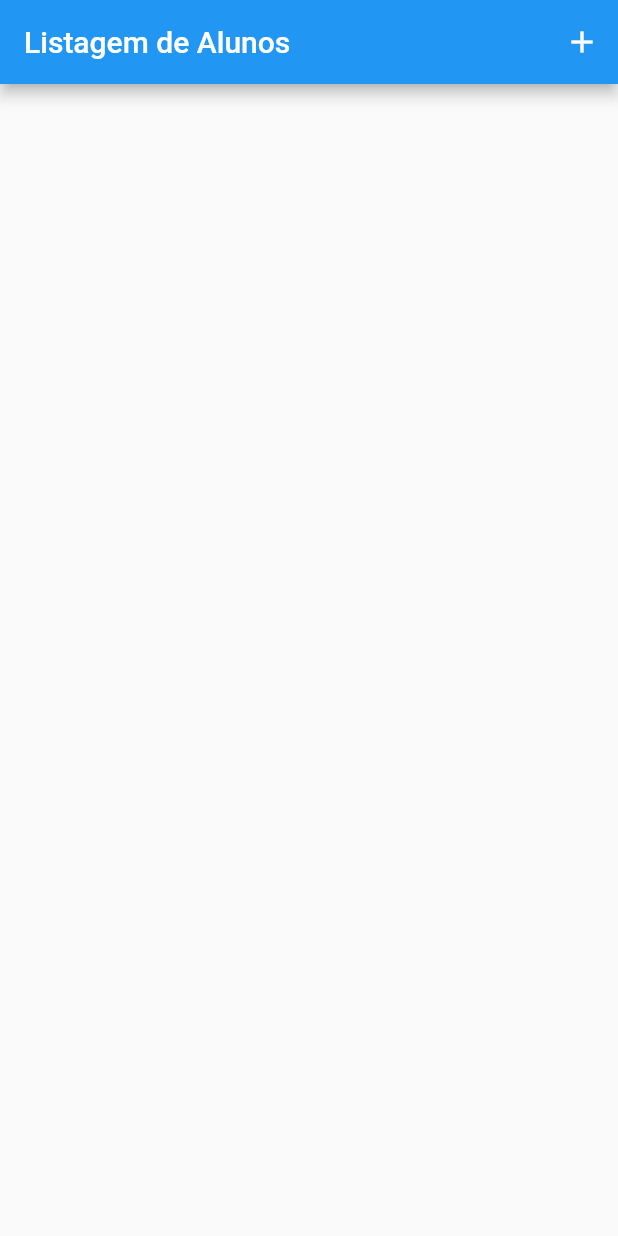
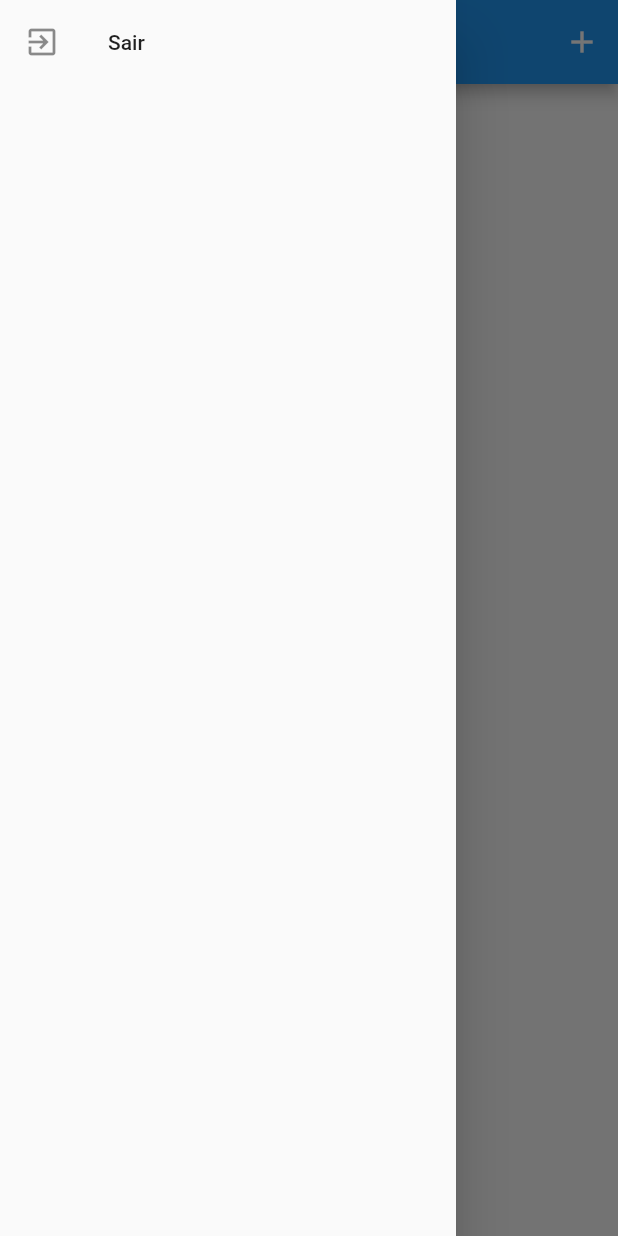
Before and after one commit to thobiassilva/application_adv3, a Flutter app: the HomePage screen opened directly, with the side drawer open (before the commit the screen has no drawer), on a phone screen of 412 x 824 dp. Run offline on Flutter 3.47's test engine with Material 2 defaults, Android fonts, the phone set to English and light mode, and no system bars; our stand-ins replace brasil_fields, dio, email_validator, firebase_auth, firebase_core, flutter_signin_button and 4 more; missing offline and left inert: flutter_facebook_auth; accounts and stored records are empty.

```diff
--- /dev/null
+++ b/lib/models/user_auth.dart
@@ -0,0 +1,13 @@
+class UserAuth {
+  String email;
+  String name;
+  String urlPhoto;
+  String token;
+
+  UserAuth({
+    required this.email,
+    required this.name,
+    required this.urlPhoto,
+    required this.token,
+  });
+}
--- a/lib/pages/home_page.dart
+++ b/lib/pages/home_page.dart
@@ -1,9 +1,13 @@
 import 'dart:io';
 
+import 'package:application_adv3/controllers/auth_controller.dart';
 import 'package:application_adv3/data/db.dart';
 import 'package:application_adv3/data/repository.dart';
+import 'package:application_adv3/models/user_auth.dart';
 import 'package:application_adv3/models/user_model.dart';
+import 'package:application_adv3/pages/login_page.dart';
 import 'package:flutter/material.dart';
+import 'package:get_it/get_it.dart';
 
 import 'profile_page.dart';
 
@@ -15,6 +19,7 @@ class HomePage extends StatefulWidget {
 class _HomePageState extends State<HomePage> {
   final repository = Repository(MyDatabase());
   Future<List<User>>? futureUsers;
+  final authController = GetIt.I.get<AuthController>();
 
   @override
   void initState() {
@@ -43,6 +48,37 @@ class _HomePageState extends State<HomePage> {
           ),
         ],
       ),
+      drawer: Drawer(
+        child: ListView(
+          children: [
+            ValueListenableBuilder<UserAuth?>(
+              valueListenable: authController.user,
+              builder: (ctx, userAuth, __) {
+                print('HOME PAGE');
+                if (userAuth == null) {
+                  return Container();
+                }
+                return UserAccountsDrawerHeader(
+                  currentAccountPicture: CircleAvatar(
+                    backgroundImage: NetworkImage(userAuth.urlPhoto),
+                  ),
+                  accountName: Text(userAuth.name),
+                  accountEmail: Text(userAuth.email),
+                );
+              },
+            ),
+            ListTile(
+              leading: Icon(Icons.exit_to_app),
+              title: Text('Sair'),
+              onTap: () async {
+                await authController.logout();
+                Navigator.pushReplacement(
+                    context, MaterialPageRoute(builder: (_) => LoginPage()));
+              },
+            )
+          ],
+        ),
+      ),
       body: FutureBuilder(
           future: futureUsers,
           builder: (BuildContext context, AsyncSnapshot<List<User>> snapshot) {
@@ -58,7 +94,7 @@ class _HomePageState extends State<HomePage> {
               );
             }
             if (snapshot.hasData) {
-              print('SIM');
+              print('LISTANDO USERS');
               print(snapshot.data);
             }
             final List<User> users = snapshot.data!;
--- a/pubspec.yaml
+++ b/pubspec.yaml
@@ -36,6 +36,7 @@ dependencies:
   google_sign_in: ^5.0.1
   flutter_signin_button: ^2.0.0
   flutter_facebook_auth: ^3.3.2+2
+  get_it: ^6.1.1
   # The following adds the Cupertino Icons font to your application.
   # Use with the CupertinoIcons class for iOS style icons.
   cupertino_icons: ^1.0.2
```
Also changed, not shown: lib/controllers/auth_controller.dart (added, +42 -0 lines), lib/controllers/login_controller.dart (added, +63 -0 lines), lib/main.dart (+10 -1 lines), lib/pages/login_page.dart (+71 -135 lines), pubspec.lock.
